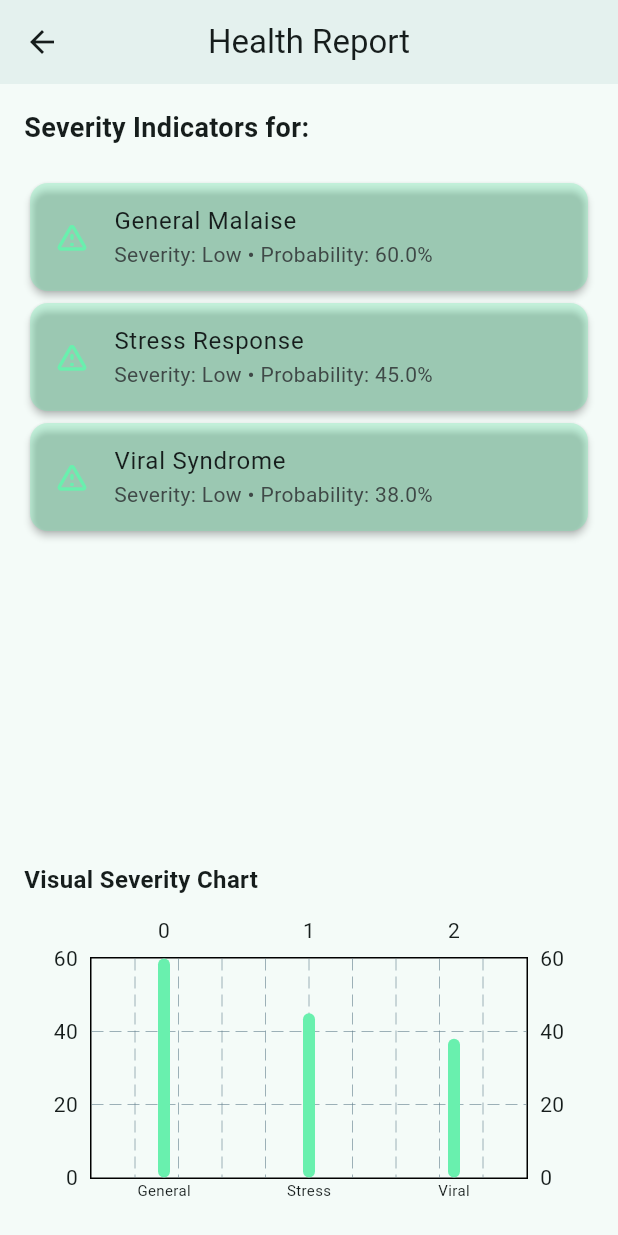
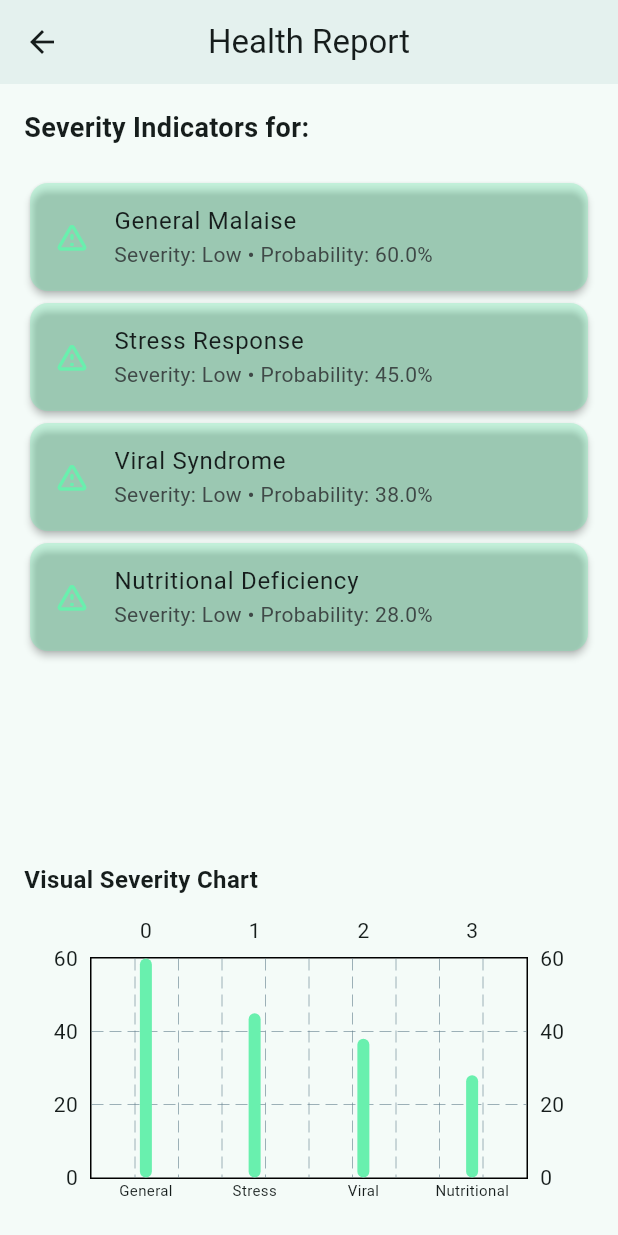
Before and after one commit to YashWadhvani/health-symptom-checker, a Flutter app: the HealthReportScreen screen opened directly with empty values, on a phone screen of 412 x 824 dp. Run offline on Flutter 3.47's test engine with Material 3 defaults, Android fonts, the phone set to English and light mode, and no system bars; drawn by our look-alikes of fl_chart; our stand-ins replace cloud_firestore, firebase_auth, firebase_core, flutter_map, flutter_spinkit, geolocator and 1 more; accounts and stored records are empty; generated files the repository leaves out were written again.

```diff
--- a/lib/screens/nearby_clinics_screen.dart
+++ b/lib/screens/nearby_clinics_screen.dart
@@ -120,9 +120,13 @@ class _NearbyClinicsScreenState extends State<NearbyClinicsScreen> {
   /// Load clinics from Firestore
   Future<void> _loadClinicsFromFirestore() async {
     try {
+      debugPrint('Starting to load clinics from Firestore...');
       final QuerySnapshot snapshot = await FirebaseFirestore.instance
-          .collection('clinics')
+          .collection('all_clinics')
           .get();
+      debugPrint(
+        'Received snapshot from Firestore with ${snapshot.docs.length} documents',
+      );
 
       List<Map<String, dynamic>> loadedClinics = [];
 
@@ -176,7 +180,7 @@ class _NearbyClinicsScreenState extends State<NearbyClinicsScreen> {
               ? (data['rating'] as num).toDouble()
               : 0.0,
           'open': data['open'] ?? false,
-          'phone': data['phone'] ?? '',
+          'phone': data['phone']?.toString() ?? '',
           'type': data['type'] ?? 'Clinic',
           'lat': lat, // nullable double
           'lng': lng, // nullable double
@@ -216,12 +220,17 @@ class _NearbyClinicsScreenState extends State<NearbyClinicsScreen> {
         'Clinics loaded: ${loadedClinics.length}, missing coords: ${missing.length}',
       );
 
+      debugPrint(
+        'Processed clinics: ${loadedClinics.length} total, ${loadedClinics.where((c) => c['lat'] != null && c['lng'] != null).length} with valid coordinates',
+      );
       setState(() {
         _clinics = loadedClinics;
         _missingCoords = missing;
         _isLoading = false;
       });
-    } catch (e) {
+    } catch (e, stackTrace) {
+      debugPrint('Error loading clinics: $e');
+      debugPrint('Stack trace: $stackTrace');
       setState(() {
         _isLoading = false;
         _errorMessage = 'Error loading clinics: ${e.toString()}';
@@ -268,22 +277,28 @@ class _NearbyClinicsScreenState extends State<NearbyClinicsScreen> {
 
     // Clean the phone number to ensure proper format
     String cleanPhone = phone.replaceAll(RegExp(r'[^\d+]'), '');
-    final Uri launchUri = Uri(scheme: 'tel', path: cleanPhone);
+
+    // Preferred: use a simple tel: URI string to maximize platform compatibility
+    final String telString = 'tel:$cleanPhone';
+    final Uri launchUri = Uri.parse(telString);
 
     try {
+      // Some devices/emulators may not return true for canLaunchUrl for tel: URIs
+      // so attempt to launch directly and fall back to launchUrlString if needed.
       if (await canLaunchUrl(launchUri)) {
+        debugPrint('Launching dialer via canLaunchUrl: $telString');
         await launchUrl(launchUri, mode: LaunchMode.externalApplication);
-      } else {
-        if (mounted) {
-          ScaffoldMessenger.of(context).showSnackBar(
-            const SnackBar(content: Text('Could not open phone dialer')),
-          );
-        }
+        return;
       }
+
+      // Fallback: attempt to launch directly (sometimes canLaunchUrl returns false
+      // on emulators even though a dialer is available).
+      debugPrint('Attempting direct launch of dialer: $telString');
+      await launchUrl(launchUri, mode: LaunchMode.externalApplication);
     } catch (e) {
       if (mounted) {
         ScaffoldMessenger.of(context).showSnackBar(
-          const SnackBar(content: Text('Error launching phone dialer')),
+          const SnackBar(content: Text('Could not open phone dialer')),
         );
       }
     }
@@ -506,7 +521,7 @@ class _NearbyClinicsScreenState extends State<NearbyClinicsScreen> {
                     const SizedBox(width: 8),
                     Text(
                       // Use the human-friendly distance string we stored.
-                      clinic['distanceStr'] ?? 'N/A',
+                      (clinic['distanceStr'] as String?) ?? 'N/A',
                       style: TextStyle(
                         color: Colors.grey[700],
                         fontWeight: FontWeight.w500,
--- a/lib/services/symptom_api.dart
+++ b/lib/services/symptom_api.dart
@@ -1,67 +1,3 @@
-// import 'dart:convert';
-// import 'package:http/http.dart' as http;
-
-// class Condition {
-//   final String name;
-//   final double probability;
-//   final String severity;
-
-//   Condition({
-//     required this.name,
-//     required this.probability,
-//     required this.severity,
-//   });
-// }
-
-// class SymptomApiService {
-//   final String appId = "YOUR_APP_ID";
-//   final String appKey = "YOUR_APP_KEY";
-//   final String baseUrl = "https://api.infermedica.com/v3";
-
-//   Future<List<Condition>> getPossibleConditions(String symptom) async {
-//     final url = Uri.parse("$baseUrl/diagnosis");
-//     final headers = {
-//       'App-Id': appId,
-//       'App-Key': appKey,
-//       'Content-Type': 'application/json',
-//     };
-
-//     final body = jsonEncode({
-//       "sex": "female",
-//       "age": 21,
-//       "evidence": [
-//         {"id": symptom, "choice_id": "present"},
-//       ],
-//     });
-
-//     final response = await http.post(url, headers: headers, body: body);
-
-//     if (response.statusCode == 200) {
-//       final data = jsonDecode(response.body);
-//       final List<Condition> conditions = [];
-
-//       for (var condition in data["conditions"]) {
-//         final prob = (condition["probability"] as num).toDouble();
-//         String severity = prob > 0.7
-//             ? "High"
-//             : prob > 0.4
-//             ? "Medium"
-//             : "Low";
-//         conditions.add(
-//           Condition(
-//             name: condition['name'],
-//             probability: prob,
-//             severity: severity,
-//           ),
-//         );
-//       }
-//       return conditions;
-//     } else {
-//       throw Exception("Failed to fetch conditions");
-//     }
-//   }
-// }
-
 import '../models/symptom_model.dart';
 
 /// Service for analyzing symptoms and getting possible conditions
@@ -123,6 +59,18 @@ class SymptomApiService {
             'Complete full course of medication if prescribed',
           ],
         ),
+        Condition(
+          name: 'COVID-19',
+          severity: 'Medium',
+          probability: 0.42,
+          description: 'Coronavirus infection with fever as common symptom',
+          recommendations: [
+            'Get tested for COVID-19',
+            'Self-isolate until test results',
+            'Monitor oxygen levels if available',
+            'Seek care if breathing difficulty develops',
+          ],
+        ),
       ];
     }
     // Headache-related symptoms
@@ -166,6 +114,18 @@ class SymptomApiService {
             'Avoid excessive caffeine and alcohol',
           ],
         ),
+        Condition(
+          name: 'Sinus Headache',
+          severity: 'Low',
+          probability: 0.38,
+          description: 'Headache from sinus pressure or infection',
+          recommendations: [
+            'Use saline nasal spray',
+            'Apply warm compress to face',
+            'Steam inhalation',
+            'Decongestants may help',
+          ],
+        ),
       ];
     }
     // Cough-related symptoms
@@ -207,12 +167,26 @@ class SymptomApiService {
             'Use air purifier indoors',
           ],
         ),
+        Condition(
+          name: 'Asthma',
+          severity: 'Medium',
+          probability: 0.35,
+          description: 'Chronic condition causing airway inflammation',
+          recommendations: [
+            'Use prescribed inhaler',
+            'Avoid triggers (smoke, cold air, exercise)',
+            'Keep rescue inhaler accessible',
+            'Develop action plan with doctor',
+          ],
+        ),
       ];
     }
     // Stomach/Digestive symptoms
     else if (symptomLower.contains('stomach') ||
         symptomLower.contains('nausea') ||
-        symptomLower.contains('vomit')) {
+        symptomLower.contains('vomit') ||
+        symptomLower.contains('diarrhea') ||
+        symptomLower.contains('abdominal')) {
       return [
         Condition(
           name: 'Gastroenteritis',
@@ -248,6 +222,19 @@ class SymptomApiService {
             'Eat smaller meals',
             'Don\'t lie down immediately after eating',
             'Elevate head while sleeping',
+          ],
+        ),
+        Condition(
+          name: 'Irritable Bowel Syndrome',
+          severity: 'Medium',
+          probability: 0.33,
+          description:
+              'Chronic digestive disorder with cramping and bowel changes',
+          recommendations: [
+            'Keep food diary to identify triggers',
+            'Manage stress levels',
+            'Regular exercise',
+            'Consider low-FODMAP diet',
           ],
         ),
       ];
@@ -293,12 +280,25 @@ class SymptomApiService {
             '- Dizziness or sweating',
           ],
         ),
+        Condition(
+          name: 'Anxiety/Panic Attack',
+          severity: 'Low',
+          probability: 0.30,
+          description: 'Stress-induced chest tightness or pain',
+          recommendations: [
+            'Practice deep breathing',
+            'Remove yourself from stressful situation',
+            'Seek mental health support',
+            'Rule out cardiac causes first',
+          ],
+        ),
       ];
     }
     // Fatigue/Tiredness
     else if (symptomLower.contains('tired') ||
         symptomLower.contains('fatigue') ||
-        symptomLower.contains('weak')) {
+        symptomLower.contains('weak') ||
+        symptomLower.contains('exhausted')) {
       return [
         Condition(
           name: 'Sleep Deprivation',
@@ -334,6 +334,18 @@ class SymptomApiService {
             'Rule out underlying conditions',
             'Paced activity management',
             'Stress reduction techniques',
+          ],
+        ),
+        Condition(
+          name: 'Thyroid Disorder',
+          severity: 'Medium',
+          probability: 0.28,
+          description: 'Underactive thyroid causing fatigue and sluggishness',
+          recommendations: [
+            'Get thyroid function tests',
+            'Thyroid hormone replacement if needed',
+            'Regular monitoring',
+            'Maintain healthy diet',
           ],
         ),
       ];
@@ -375,6 +387,399 @@ class SymptomApiService {
             'Pain relievers as needed',
             'Warm compresses on neck',
             'See doctor if severe or persistent',
+          ],
+        ),
+        Condition(
+          name: 'Laryngitis',
+          severity: 'Low',
+          probability: 0.32,
+          description: 'Voice box inflammation causing hoarseness',
+          recommendations: [
+            'Rest your voice completely',
+            'Avoid whispering (strains vocal cords)',
+            'Use humidifier',
+            'Stay hydrated',
+          ],
+        ),
+      ];
+    }
+    // Dizziness/Vertigo
+    else if (symptomLower.contains('dizzy') ||
+        symptomLower.contains('vertigo') ||
+        symptomLower.contains('lightheaded')) {
+      return [
+        Condition(
+          name: 'Benign Positional Vertigo',
+          severity: 'Low',
+          probability: 0.62,
+          description: 'Inner ear issue causing spinning sensation',
+          recommendations: [
+            'Avoid sudden head movements',
+            'Epley maneuver (ask doctor)',
+            'Stay hydrated',
+            'Sit down when dizzy',
+          ],
+        ),
+        Condition(
+          name: 'Dehydration',
+          severity: 'Low',
+          probability: 0.55,
+          description: 'Fluid loss causing dizziness',
+          recommendations: [
+            'Drink water slowly',
+            'Electrolyte drinks',
+            'Avoid caffeine and alcohol',
+            'Rest in cool environment',
+          ],
+        ),
+        Condition(
+          name: 'Low Blood Pressure',
+          severity: 'Medium',
+          probability: 0.38,
+          description: 'Hypotension causing lightheadedness',
+          recommendations: [
+            'Stand up slowly from sitting/lying',
+            'Increase salt intake (if approved by doctor)',
+            'Wear compression stockings',
+            'Monitor blood pressure regularly',
+          ],
+        ),
+        Condition(
+          name: 'Inner Ear Infection',
+          severity: 'Medium',
+          probability: 0.35,
+          description: 'Infection affecting balance and causing dizziness',
+          recommendations: [
+            'See doctor for evaluation',
+            'May need antibiotics',
+            'Avoid driving until resolved',
+            'Balance exercises after recovery',
+          ],
+        ),
+      ];
+    }
+    // Back pain
+    else if (symptomLower.contains('back') && symptomLower.contains('pain')) {
+      return [
+        Condition(
+          name: 'Muscle Strain',
+          severity: 'Low',
+          probability: 0.72,
+          description: 'Overuse or injury causing back muscle pain',
+          recommendations: [
+            'Rest for first 24-48 hours',
+            'Apply ice, then heat after 48 hours',
+            'Over-the-counter pain relievers',
+            'Gentle stretching and movement',
+          ],
+        ),
+        Condition(
+          name: 'Poor Posture',
+          severity: 'Low',
+          probability: 0.58,
+          description: 'Chronic bad posture leading to back discomfort',
+          recommendations: [
+            'Ergonomic workspace setup',
+            'Core strengthening exercises',
+            'Take breaks from sitting',
+            'Consider physical therapy',
+          ],
+        ),
+        Condition(
+          name: 'Herniated Disc',
+          severity: 'Medium',
+          probability: 0.32,
+          description: 'Spinal disc pressing on nerves',
+          recommendations: [
+            'Physical therapy',
+            'Anti-inflammatory medication',
+            'Avoid heavy lifting',
+            'See specialist if pain radiates to legs',
+          ],
+        ),
+        Condition(
+          name: 'Sciatica',
+          severity: 'Medium',
+          probability: 0.28,
+          description: 'Nerve pain radiating down leg from back',
+          recommendations: [
+            'Physical therapy exercises',
+            'Heat and ice therapy',
+            'Avoid prolonged sitting',
+            'Medical evaluation if severe',
+          ],
+        ),
+      ];
+    }
+    // Joint pain
+    else if (symptomLower.contains('joint') ||
+        (symptomLower.contains('knee') && symptomLower.contains('pain')) ||
+        (symptomLower.contains('ankle') && symptomLower.contains('pain')) ||
+        (symptomLower.contains('elbow') && symptomLower.contains('pain'))) {
+      return [
+        Condition(
+          name: 'Osteoarthritis',
+          severity: 'Medium',
+          probability: 0.58,
+          description: 'Wear-and-tear arthritis causing joint pain',
+          recommendations: [
+            'Low-impact exercise (swimming, cycling)',
+            'Maintain healthy weight',
+            'Anti-inflammatory medication',
+            'Physical therapy',
+          ],
+        ),
+        Condition(
+          name: 'Sprain or Strain',
+          severity: 'Low',
+          probability: 0.52,
+          description: 'Ligament or muscle injury',
+          recommendations: [
+            'RICE: Rest, Ice, Compression, Elevation',
+            'Avoid weight-bearing if severe',
+            'Over-the-counter pain relief',
+            'See doctor if no improvement in 48 hours',
+          ],
+        ),
+        Condition(
+          name: 'Rheumatoid Arthritis',
+          severity: 'Medium',
+          probability: 0.35,
+          description: 'Autoimmune condition causing joint inflammation',
+          recommendations: [
+            'Rheumatologist consultation',
+            'Disease-modifying medications',
+            'Regular exercise',
+            'Joint protection techniques',
+          ],
+        ),
+        Condition(
+          name: 'Bursitis',
+          severity: 'Low',
+          probability: 0.30,
+          description: 'Inflammation of fluid-filled sacs around joints',
+          recommendations: [
+            'Rest affected joint',
+            'Ice application',
+            'Anti-inflammatory medication',
+            'Avoid repetitive movements',
+          ],
+        ),
+      ];
+    }
+    // Skin issues
+    else if (symptomLower.contains('rash') ||
+        symptomLower.contains('itch') ||
+        symptomLower.contains('skin')) {
+      return [
+        Condition(
+          name: 'Allergic Reaction',
+          severity: 'Low',
+          probability: 0.68,
+          description: 'Skin reaction to allergen',
+          recommendations: [
+            'Identify and avoid trigger',
+            'Antihistamine medication',
+            'Cool compress to affected area',
+            'Seek emergency care if breathing difficulty',
+          ],
+        ),
+        Condition(
+          name: 'Eczema',
+          severity: 'Low',
+          probability: 0.48,
+          description: 'Chronic skin condition causing dry, itchy patches',
+          recommendations: [
+            'Moisturize regularly',
+            'Avoid harsh soaps and detergents',
+            'Topical corticosteroids',
+            'Identify and avoid triggers',
+          ],
+        ),
+        Condition(
+          name: 'Contact Dermatitis',
+          severity: 'Low',
+          probability: 0.45,
+          description: 'Skin inflammation from contact with irritant',
+          recommendations: [
+            'Wash area with mild soap',
+            'Avoid the irritant',
+            'Hydrocortisone cream',
+            'Cool, wet compresses',
+          ],
+        ),
+        Condition(
+          name: 'Fungal Infection',
+          severity: 'Low',
+          probability: 0.32,
+          description: 'Skin infection caused by fungus',
+          recommendations: [
+            'Antifungal cream or powder',
+            'Keep area clean and dry',
+            'Avoid sharing personal items',
+            'See doctor if not improving',
+          ],
+        ),
+      ];
+    }
+    // Breathing issues
+    else if (symptomLower.contains('breathing') ||
+        symptomLower.contains('breath') ||
+        symptomLower.contains('shortness')) {
+      return [
+        Condition(
+          name: 'Asthma Attack',
+          severity: 'High',
+          probability: 0.55,
+          description: 'Airway constriction causing breathing difficulty',
+          recommendations: [
+            'Use rescue inhaler immediately',
+            'Sit upright',
+            'Stay calm and breathe slowly',
+            'Seek emergency care if no improvement',
+          ],
+        ),
+        Condition(
+          name: 'Anxiety/Panic Attack',
+          severity: 'Medium',
+          probability: 0.48,
+          description: 'Stress causing hyperventilation',
+          recommendations: [
+            'Practice slow, deep breathing',
+            'Focus on exhaling slowly',
+            'Remove from stressful situation',
+            'Seek mental health support',
+          ],
+        ),
+        Condition(
+          name: 'Pneumonia',
+          severity: 'High',
+          probability: 0.35,
+          description: 'Lung infection causing breathing difficulty',
+          recommendations: [
+            'See doctor immediately',
+            'May require antibiotics',
+            'Rest and hydration',
+            'Monitor oxygen levels',
+          ],
+        ),
+        Condition(
+          name: 'Pulmonary Embolism',
+          severity: 'High',
+          probability: 0.15,
+          description: 'Blood clot in lung - MEDICAL EMERGENCY',
+          recommendations: [
+            '⚠️ CALL EMERGENCY SERVICES IMMEDIATELY',
+            'Do not wait',
+            'Especially if sudden onset with chest pain',
+          ],
+        ),
+      ];
+    }
+    // Ear pain
+    else if (symptomLower.contains('ear') && symptomLower.contains('pain')) {
+      return [
+        Condition(
+          name: 'Ear Infection',
+          severity: 'Medium',
+          probability: 0.68,
+          description: 'Bacterial or viral infection of middle ear',
+          recommendations: [
+            'Warm compress on ear',
+            'Pain relievers',
+            'See doctor for possible antibiotics',
+            'Avoid getting water in ear',
+          ],
+        ),
+        Condition(
+          name: 'Earwax Buildup',
+          severity: 'Low',
+          probability: 0.52,
+          description: 'Excessive wax blocking ear canal',
+          recommendations: [
+            'Over-the-counter ear drops',
+            'Do NOT use cotton swabs',
+            'Professional removal if impacted',
+            'Soften with mineral oil',
+          ],
+        ),
+        Condition(
+          name: 'TMJ Disorder',
+          severity: 'Low',
+          probability: 0.35,
+          description: 'Jaw joint problem causing ear pain',
+          recommendations: [
+            'Avoid hard or chewy foods',
+            'Apply warm compress to jaw',
+            'Gentle jaw exercises',
+            'See dentist or specialist',
+          ],
+        ),
+        Condition(
+          name: 'Swimmers Ear',
+          severity: 'Low',
+          probability: 0.30,
+          description: 'Outer ear canal infection',
+          recommendations: [
+            'Keep ear dry',
+            'Antibiotic ear drops',
+            'Avoid swimming until healed',
+            'Do not insert anything in ear',
+          ],
+        ),
+      ];
+    }
+    // Insomnia/Sleep issues
+    else if (symptomLower.contains('sleep') ||
+        symptomLower.contains('insomnia') ||
+        symptomLower.contains('can\'t sleep')) {
+      return [
+        Condition(
+          name: 'Stress-Related Insomnia',
+          severity: 'Low',
+          probability: 0.72,
+          description: 'Difficulty sleeping due to stress or anxiety',
+          recommendations: [
+            'Establish consistent sleep schedule',
+            'Relaxation techniques before bed',
+            'Avoid screens 1 hour before sleep',
+            'Create calm sleep environment',
+          ],
+        ),
+        Condition(
+          name: 'Poor Sleep Hygiene',
+          severity: 'Low',
+          probability: 0.58,
+          description: 'Habits interfering with good sleep',
+          recommendations: [
+            'Keep bedroom cool and dark',
+            'Avoid caffeine after 2 PM',
+            'No exercise close to bedtime',
+            'Reserve bed for sleep only',
+          ],
+        ),
+        Condition(
+          name: 'Sleep Apnea',
+          severity: 'Medium',
+          probability: 0.32,
+          description: 'Breathing interruptions during sleep',
+          recommendations: [
+            'Sleep study recommended',
+            'Weight loss if overweight',
+            'Sleep on side, not back',
+            'CPAP machine if diagnosed',
+          ],
+        ),
+        Condition(
+          name: 'Circadian Rhythm Disorder',
+          severity: 'Low',
+          probability: 0.28,
+          description: 'Body clock misalignment',
+          recommendations: [
+            'Light therapy in morning',
+            'Consistent wake time',
+            'Avoid naps',
+            'Melatonin supplements (consult doctor)',
           ],
         ),
       ];
@@ -419,6 +824,18 @@ class SymptomApiService {
             'Consult doctor if no improvement in 7-10 days',
           ],
         ),
+        Condition(
+          name: 'Nutritional Deficiency',
+          severity: 'Low',
+          probability: 0.28,
+          description: 'Lacking essential vitamins or minerals',
+          recommendations: [
+            'Eat balanced, varied diet',
+            'Consider multivitamin',
+            'Blood tests to identify deficiencies',
+            'Address specific deficiencies with doctor',
+          ],
+        ),
       ];
     }
   }
@@ -450,6 +867,11 @@ class SymptomApiService {
       'sudden weakness',
       'confusion',
       'seizure',
+      'severe abdominal pain',
+      'coughing blood',
+      'sudden vision loss',
+      'stroke symptoms',
+      'allergic reaction with swelling',
     ];
 
     return urgentKeywords.any((keyword) => symptomLower.contains(keyword));
```
Also changed, not shown: firebase.json, 1 other file.
